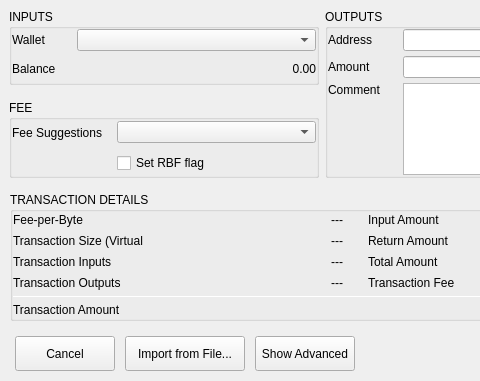
Above: BlockSettleUILib/CreateTransactionDialogSimple.ui from BlockSettle/terminal before the change; both pictures show x 0 to 480 and y 0 to 381 of the 715 by 381 pixel window. Below: the same form after it.
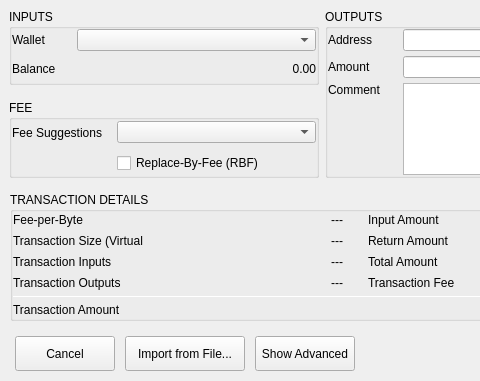
That is the form after the change.

What changed in the file:
```diff
--- a/BlockSettleUILib/CreateTransactionDialogSimple.ui
+++ b/BlockSettleUILib/CreateTransactionDialogSimple.ui
@@ -463,7 +463,7 @@
                   <bool>false</bool>
                  </property>
                  <property name="text">
-                  <string>Set RBF flag</string>
+                  <string>Replace-By-Fee (RBF)</string>
                  </property>
                 </widget>
                </item>
```
